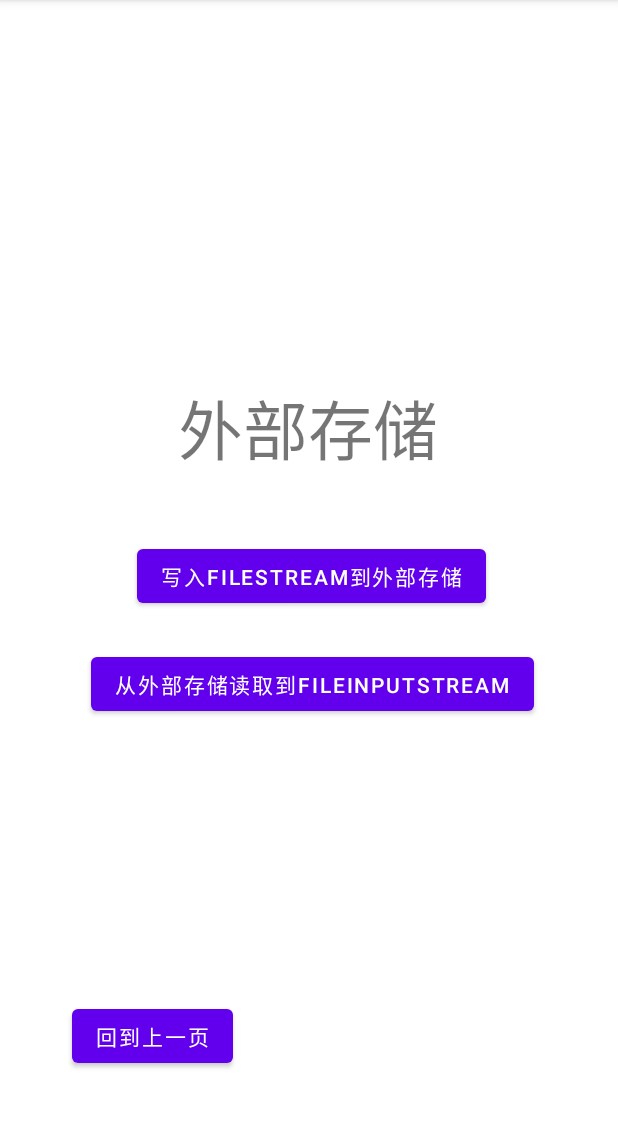
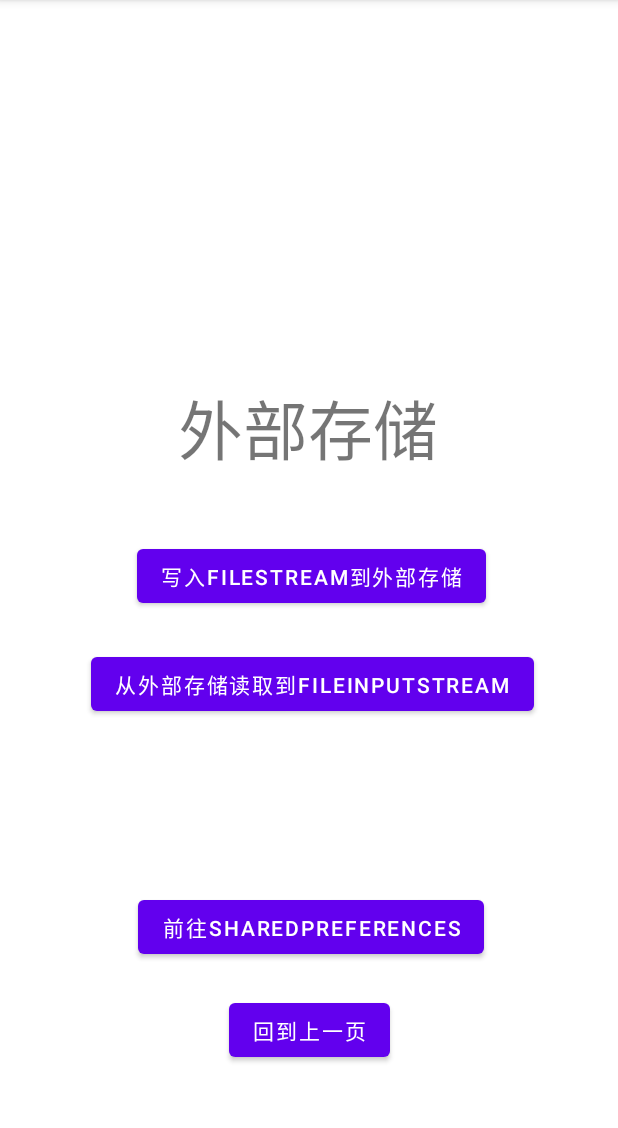
Before and after one commit to BroZhai/AndroidStudio, an Android app: the ExternalStorage screen opened directly, with no data from a screen before it, on a phone screen of 412 x 824 dp, the part 84-1212 px from its top. Run offline under Robolectric (Android 15) with nearby library versions, the phone set to English and light mode, and no system bars.

```diff
--- a/basicStorage/app/src/main/res/layout/external_layout.xml
+++ b/basicStorage/app/src/main/res/layout/external_layout.xml
@@ -44,13 +44,24 @@
     <Button
         android:layout_width="wrap_content"
         android:layout_height="wrap_content"
+        android:onClick="goInnerStorage"
         android:text="回到上一页"
-        android:onClick="goInnerStorage"
         app:layout_constraintBottom_toBottomOf="parent"
         app:layout_constraintEnd_toEndOf="parent"
-        app:layout_constraintHorizontal_bias="0.158"
         app:layout_constraintStart_toStartOf="parent"
         app:layout_constraintTop_toTopOf="parent"
-        app:layout_constraintVertical_bias="0.926" />
+        app:layout_constraintVertical_bias="0.92" />
+
+    <Button
+        android:layout_width="wrap_content"
+        android:layout_height="wrap_content"
+        android:onClick="goInnerStorage"
+        android:text="前往SharedPreferences"
+        app:layout_constraintBottom_toBottomOf="parent"
+        app:layout_constraintEnd_toEndOf="parent"
+        app:layout_constraintHorizontal_bias="0.508"
+        app:layout_constraintStart_toStartOf="parent"
+        app:layout_constraintTop_toTopOf="parent"
+        app:layout_constraintVertical_bias="0.825" />
 
 </androidx.constraintlayout.widget.ConstraintLayout>
```
Also changed, not shown: basicStorage/app/src/main/AndroidManifest.xml (+4 -6 lines), basicStorage/app/src/main/java/com/example/basicstorage/ExternalStorage.java (+7 -0 lines), basicStorage/app/src/main/java/com/example/basicstorage/SharedPreference.java (added, +30 -0 lines), basicStorage/app/src/main/res/layout/activity_shared_preference.xml (added, +21 -0 lines).
